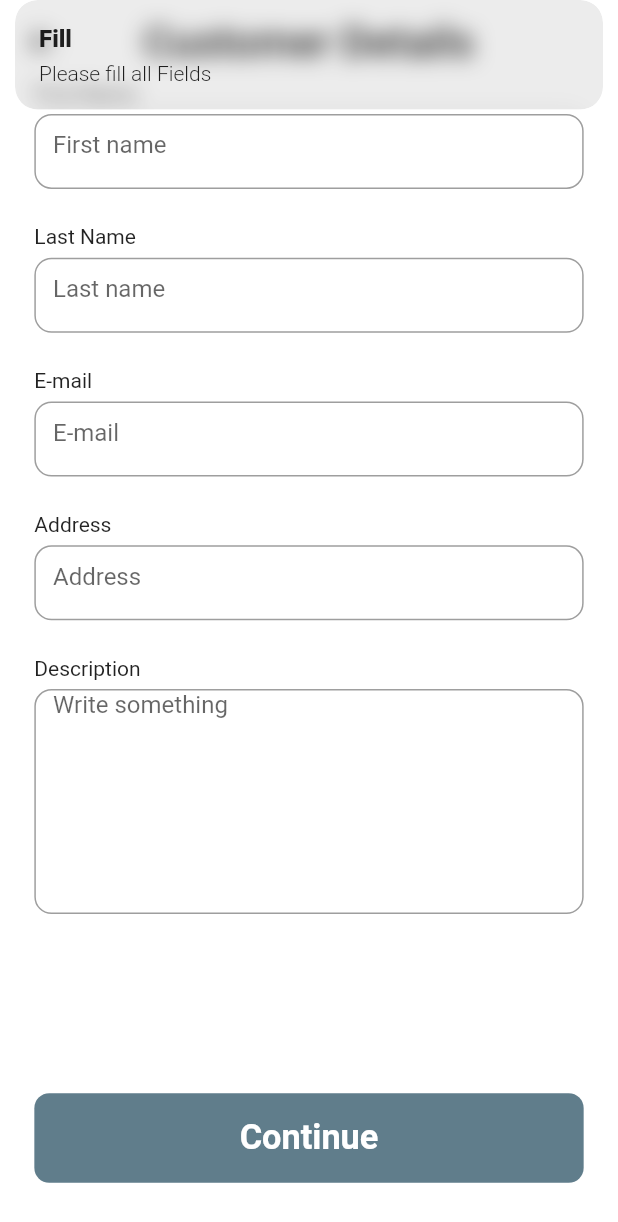
After one commit to ADEELAHMAD256/saffron_hub, a Flutter app: the DetailsForm screen opened directly, scrolled down 52 dp, after a tap on "Continue", on a phone screen of 412 x 824 dp. The commit adds this screen. Shown: the top 1222 px of the screen. Run offline on Flutter 3.47's test engine with Material 2 defaults, Android fonts, the phone set to English and light mode, and no system bars; our stand-ins replace cached_network_image, carousel_slider, dio, firebase_auth, firebase_core, flutter_screenutil and 7 more; accounts and stored records are empty; network calls fail; Roboto replaces fonts that are missing (assets/font_family/Poppins-Regular.ttf).

Commit message:
Muzamil Hussain

```diff
--- /dev/null
+++ b/lib/view/detailsForm.dart
@@ -0,0 +1,137 @@
+import 'package:flutter/material.dart';
+import 'package:flutter_screenutil/flutter_screenutil.dart';
+import 'package:get/get.dart';
+
+import '../components/custom_card/custom_card.dart';
+import '../components/custom_text/text.dart';
+import '../components/search_text_field.dart';
+import '../controller/home_controller.dart';
+
+class DetailsForm extends StatelessWidget {
+  DetailsForm({Key? key}) : super(key: key);
+
+  final homeController = Get.put(HomeController());
+
+  @override
+  Widget build(BuildContext context) {
+    return Scaffold(
+      appBar: AppBar(
+        elevation: 0,
+        backgroundColor: Colors.white,
+        centerTitle: true,
+        title: CustomText(
+          text: "Customer Details",
+          fontSize: 25.sp,
+        ),
+      ),
+      body: SingleChildScrollView(
+        padding: EdgeInsets.symmetric(horizontal: 20.w),
+        child: Column(
+          crossAxisAlignment: CrossAxisAlignment.start,
+          children: [
+            SizedBox(height: 50),
+            CustomText(
+              text: "First Name",
+            ),
+            SizedBox(height: 5.h),
+            SearchTextField(
+              controller: homeController.firstName,
+              hintText: "First name",
+            ),
+            SizedBox(height: 20.h),
+            CustomText(
+              text: "Last Name",
+            ),
+            SizedBox(height: 5.h),
+            SearchTextField(
+              controller: homeController.lastName,
+              hintText: "Last name",
+            ),
+            SizedBox(height: 20.h),
+            CustomText(
+              text: "E-mail",
+            ),
+            SizedBox(height: 5.h),
+            SearchTextField(
+              controller: homeController.emailName,
+              hintText: "E-mail",
+            ),
+            SizedBox(height: 20.h),
+            CustomText(
+              text: "Address",
+            ),
+            SizedBox(height: 5.h),
+            SearchTextField(
+              controller: homeController.address,
+              hintText: "Address",
+            ),
+            SizedBox(height: 20.h),
+            CustomText(
+              text: "Description",
+            ),
+            SizedBox(height: 5.h),
+            SearchTextField(
+              controller: homeController.description,
+              height: 150,
+              hintText: "Write something",
+              maxLines: 10,
+            ),
+            SizedBox(height: 100.h),
+            InkWell(
+              onTap: () {
+                if (homeController.firstName.text.isEmpty ||
+                    homeController.lastName.text.isEmpty ||
+                    homeController.emailName.text.isEmpty ||
+                    homeController.address.text.isEmpty ||
+                    homeController.description.text.isEmpty) {
+                  Get.snackbar("Fill", "Please fill all Fields");
+                  print("good");
+                }else{
+                  showDialog<void>(
+                    context: context,
+                    barrierDismissible: true, // user must tap button!
+                    builder: (BuildContext context) {
+                      return AlertDialog(
+                        content: SingleChildScrollView(
+                          child: CustomText(
+                            text:
+                            'Your request send to the vendor, Vendor reply via E-mail shortly',
+                            fontSize: 18.sp,
+                          ),
+                        ),
+                        actions: <Widget>[
+                          TextButton(
+                            child: Text('Ok'),
+                            onPressed: () {
+                              Get.close(2);
+                              //homeController.checkout();
+                              // Navigator.pushNamed(context, HomeScreen.id);
+                            },
+                          ),
+                        ],
+                      );
+                    },
+                  );}
+              },
+              child: CustomCard(
+                height: 50.h,
+                cardRadius: 10,
+                width: double.maxFinite,
+                cardColor: Colors.blueGrey,
+                cardChild: Center(
+                  child: CustomText(
+                    text: "Continue",
+                    fontSize: 20.sp,
+                    fontColor: Colors.white,
+                    fontWeight: FontWeight.w700,
+                  ),
+                ),
+              ),
+            ),
+            SizedBox(height: 30.h,),
+          ],
+        ),
+      ),
+    );
+  }
+}
--- a/lib/view/vendors/vendors_screen.dart
+++ b/lib/view/vendors/vendors_screen.dart
@@ -101,7 +101,9 @@ class _VendorsScreenState extends State<VendorsScreen> {
               backgroundColor: Colors.transparent,
               elevation: 0.0,
               leading: IconButton(
-                onPressed: () => Navigator.pop(context),
+                onPressed: () {
+                  foodVendorsProvider.currentPage=1;
+                  Navigator.pop(context);},
                 icon: Icon(
                   Icons.arrow_back_ios,
                   size: 15.sp,
```
Also changed, not shown: lib/view/food_vendor/food_vendor_screen.dart (+65 -3 lines), lib/view/get_product/get_product_screen.dart (+12 -3 lines).
